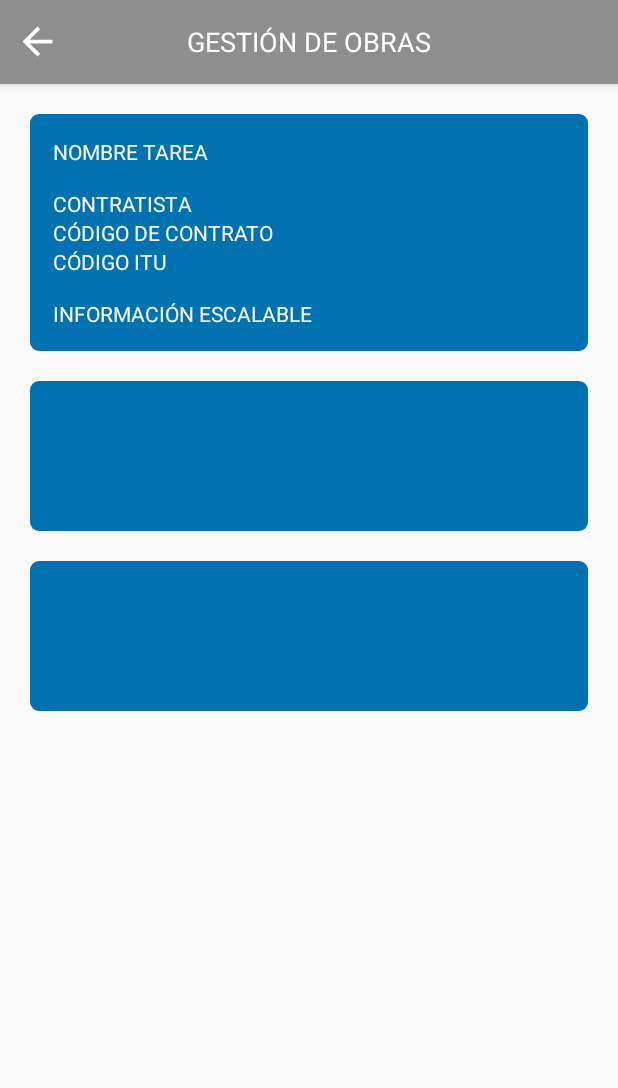
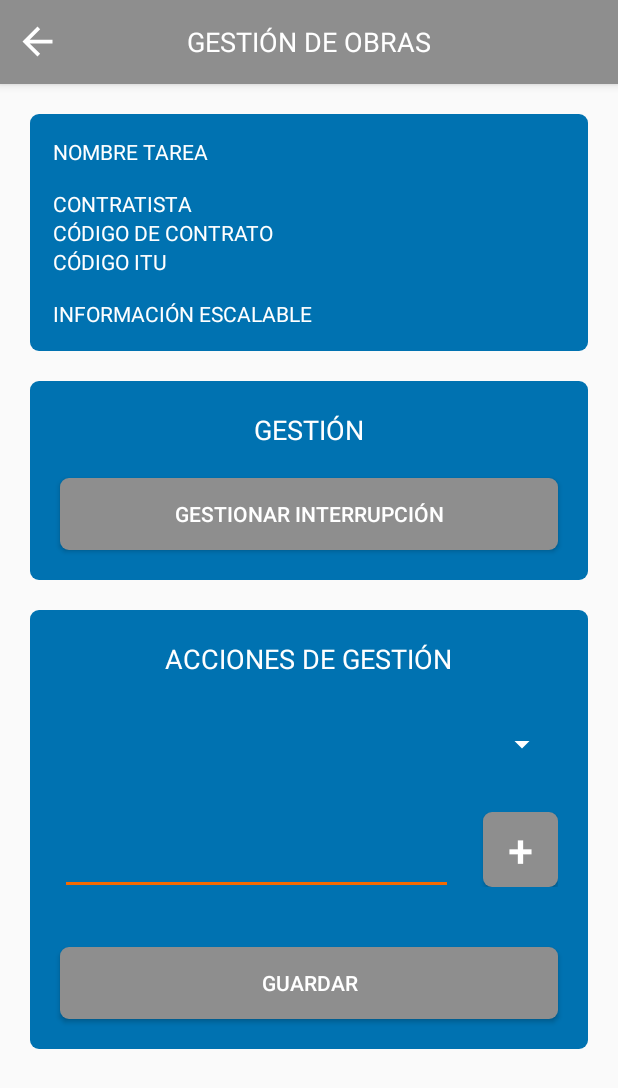
Before and after one commit to sebastianMof/Gestor, an Android app: the PodDetalleActivity screen opened directly, with no data from a screen before it, on a phone screen of 412 x 824 dp. Shown: the top 1088 px of the screen. Run offline under Robolectric (Android 15) with nearby library versions, the phone set to English and light mode, and no system bars.

Commit message:
pod detalle layout

```diff
--- /dev/null
+++ b/app/src/main/res/drawable/rounded_button_gray.xml
@@ -0,0 +1,9 @@
+<?xml version="1.0" encoding="utf-8"?>
+<shape xmlns:android="http://schemas.android.com/apk/res/android"
+    android:shape="rectangle">
+    <solid android:color="@color/colorGray" />
+    <corners android:bottomRightRadius="6dp"
+        android:bottomLeftRadius="6dp"
+        android:topRightRadius="6dp"
+        android:topLeftRadius="6dp"/>
+</shape>
--- a/app/src/main/res/layout/activity_pod_detalle.xml
+++ b/app/src/main/res/layout/activity_pod_detalle.xml
@@ -130,7 +130,7 @@
                 android:layout_marginRight="15sp">
 
                 <TextView
-                    android:id="@+id/textview_personas_detalle_informacion_escalable"
+                    android:id="@+id/textview_pod_detalle_informacion_escalable"
                     android:layout_width="wrap_content"
                     android:layout_height="wrap_content"
                     android:text="@string/informaci_n_escalable"
@@ -143,25 +143,105 @@
 
         <LinearLayout
             android:layout_width="match_parent"
-            android:layout_height="100sp"
+            android:layout_height="wrap_content"
             android:orientation="vertical"
-            android:layout_gravity="center_horizontal"
+            android:gravity="center_horizontal"
             android:layout_marginBottom="20dp"
             android:layout_marginRight="20dp"
             android:layout_marginLeft="20dp"
             android:background="@drawable/rounded_button_blue">
 
+            <TextView
+                android:layout_width="wrap_content"
+                android:layout_height="wrap_content"
+                android:text="@string/gesti_n"
+                android:textColor="@color/colorWhite"
+                android:textSize="18sp"
+                android:layout_marginTop="20dp"/>
+
+            <Button
+                android:id="@+id/button_pod_gestionar_interrupcion"
+                android:layout_width="match_parent"
+                android:layout_height="wrap_content"
+                android:layout_marginTop="20dp"
+                android:layout_marginBottom="20dp"
+                android:layout_marginRight="20dp"
+                android:layout_marginLeft="20dp"
+                android:text="@string/gestionar_interrupci_n"
+                android:textColor="@color/colorWhite"
+                android:background="@drawable/rounded_button_gray"/>
+
+
         </LinearLayout>
 
         <LinearLayout
             android:layout_width="match_parent"
-            android:layout_height="100sp"
+            android:layout_height="wrap_content"
             android:orientation="vertical"
-            android:layout_gravity="center_horizontal"
+            android:gravity="center_horizontal"
             android:layout_marginBottom="20dp"
             android:layout_marginRight="20dp"
             android:layout_marginLeft="20dp"
             android:background="@drawable/rounded_button_blue">
+
+            <TextView
+                android:layout_width="wrap_content"
+                android:layout_height="wrap_content"
+                android:text="@string/acciones_de_gesti_n"
+                android:textColor="@color/colorWhite"
+                android:textSize="18sp"
+                android:layout_marginTop="20dp"/>
+
+            <Spinner
+                android:id="@+id/spinner_pod_status"
+                android:layout_width="match_parent"
+                android:layout_height="50sp"
+                android:layout_marginTop="20dp"
+                android:layout_marginBottom="20dp"
+                android:layout_marginRight="20dp"
+                android:layout_marginLeft="20dp"
+                android:textColor="@color/colorBlue"
+                android:backgroundTint="@color/colorWhite"
+                android:spinnerMode="dropdown" />
+
+            <LinearLayout
+                android:layout_width="match_parent"
+                android:layout_height="wrap_content"
+                android:orientation="horizontal"
+
+                android:layout_marginBottom="20dp"
+                android:layout_marginRight="20dp"
+                android:layout_marginLeft="20dp">
+
+                <EditText
+                    android:id="@+id/edittext_pod_tipo"
+                    android:layout_width="0dp"
+                    android:layout_height="50sp"
+                    android:layout_weight="1"/>
+
+                <Button
+                    android:id="@+id/button_pod_anadir"
+                    android:layout_width="50sp"
+                    android:layout_height="50sp"
+                    android:layout_marginStart="20sp"
+                    android:text="@string/plus"
+                    android:textColor="@color/colorWhite"
+                    android:textSize="30sp"
+                    android:background="@drawable/rounded_button_gray" />
+
+            </LinearLayout>
+
+            <Button
+                android:id="@+id/button_pod_guardar"
+                android:layout_width="match_parent"
+                android:layout_height="wrap_content"
+                android:layout_marginTop="20dp"
+                android:layout_marginBottom="20dp"
+                android:layout_marginRight="20dp"
+                android:layout_marginLeft="20dp"
+                android:text="@string/guardar"
+                android:textColor="@color/colorWhite"
+                android:background="@drawable/rounded_button_gray"/>
 
         </LinearLayout>
 
--- a/app/src/main/res/values/strings.xml
+++ b/app/src/main/res/values/strings.xml
@@ -40,4 +40,9 @@
     <string name="c_digo_de_contrato">CÓDIGO DE CONTRATO</string>
     <string name="contratista">CONTRATISTA</string>
     <string name="c_digo_itu">CÓDIGO ITU</string>
+    <string name="gesti_n">GESTIÓN</string>
+    <string name="gestionar_interrupci_n">GESTIONAR INTERRUPCIÓN</string>
+    <string name="acciones_de_gesti_n">ACCIONES DE GESTIÓN</string>
+    <string name="guardar">GUARDAR</string>
+    <string name="plus">+</string>
 </resources>
```
